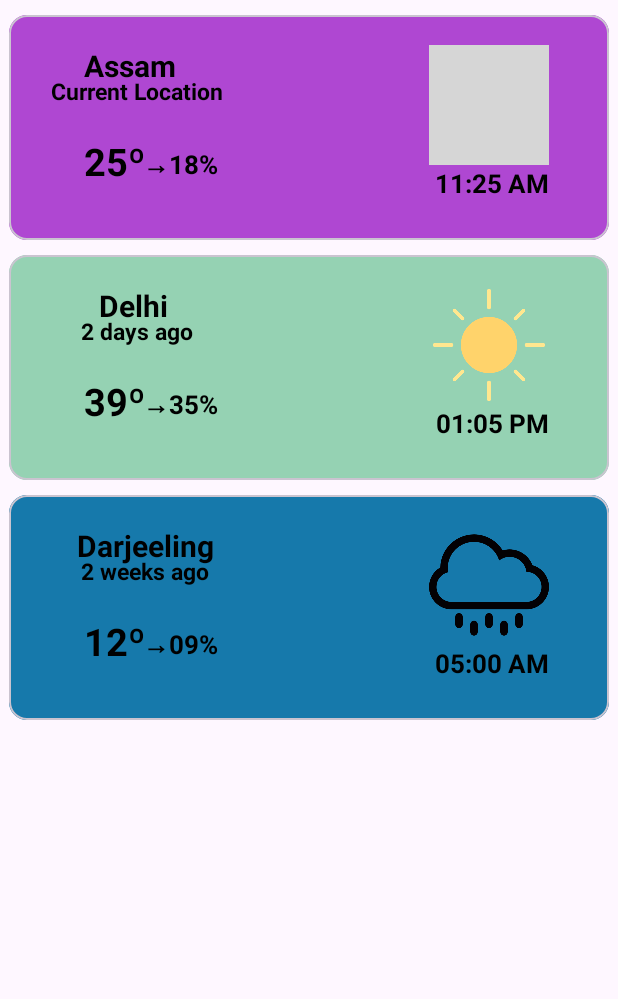
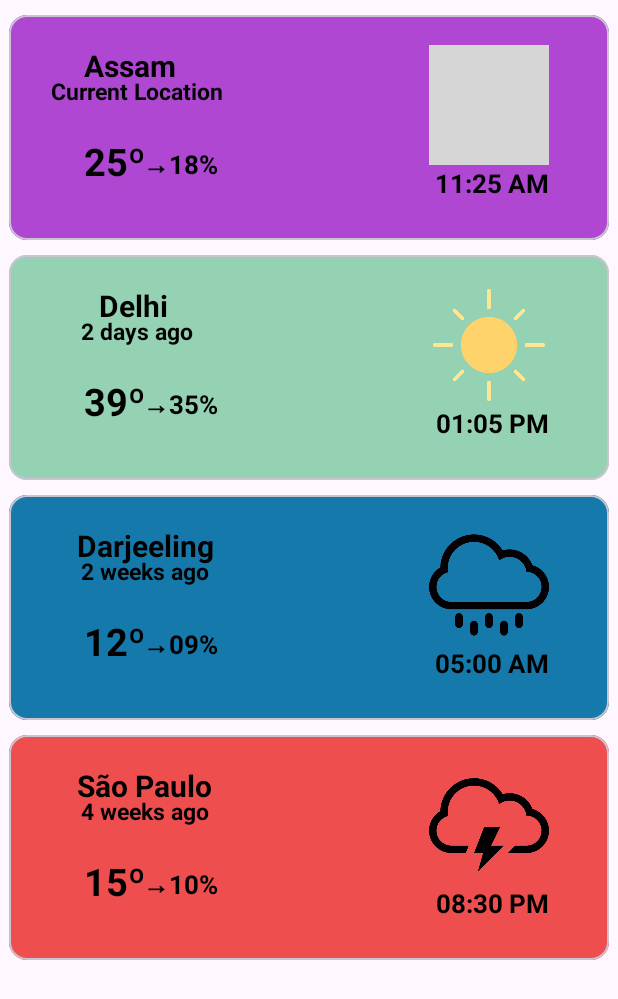
Before and after one commit to Gerl4ch/CardAppTwo, an Android app: the TempoActivity screen opened directly, with no data from a screen before it, on a phone screen of 412 x 824 dp. Shown: the top 999 px of the screen. Run offline under Robolectric (Android 15) with nearby library versions, the phone set to English and light mode, and no system bars; grey boxes are pictures that could not be loaded.

Commit message:
Card Apps

```diff
--- a/app/build.gradle.kts
+++ b/app/build.gradle.kts
@@ -31,6 +31,7 @@ android {
 dependencies {
 
     implementation(libs.appcompat)
+    implementation ("de.hdodenhof:circleimageview:3.1.0")
     implementation(libs.material)
     implementation(libs.activity)
     implementation(libs.constraintlayout)
--- a/app/src/main/AndroidManifest.xml
+++ b/app/src/main/AndroidManifest.xml
@@ -13,6 +13,9 @@
         android:theme="@style/Theme.MyApp"
         tools:targetApi="31">
         <activity
+            android:name=".PessoasActivity"
+            android:exported="false" />
+        <activity
             android:name=".TempoActivity"
             android:exported="false" />
         <activity
@@ -26,7 +29,7 @@
         </activity>
         <activity
             android:name=".MainActivity"
-            android:exported="true"></activity>
+            android:exported="true" />
     </application>
 
 </manifest>
--- /dev/null
+++ b/app/src/main/res/drawable/create.xml
@@ -0,0 +1,5 @@
+<vector xmlns:android="http://schemas.android.com/apk/res/android" android:height="24dp" android:tint="#000000" android:viewportHeight="24" android:viewportWidth="24" android:width="24dp">
+
+    <path android:fillColor="@android:color/white" android:pathData="M3,17.25V21h3.75L17.81,9.94l-3.75,-3.75L3,17.25zM20.71,7.04c0.39,-0.39 0.39,-1.02 0,-1.41l-2.34,-2.34c-0.39,-0.39 -1.02,-0.39 -1.41,0l-1.83,1.83 3.75,3.75 1.83,-1.83z"/>
+
+</vector>
--- a/app/src/main/res/layout/tempo_layout.xml
+++ b/app/src/main/res/layout/tempo_layout.xml
@@ -259,6 +259,90 @@
             android:textStyle="bold" />
     </com.google.android.material.card.MaterialCardView>
 
+    <com.google.android.material.card.MaterialCardView
+        android:id="@+id/idCardFour"
+        android:layout_width="400dp"
+        android:layout_height="150dp"
+        android:layout_centerHorizontal="true"
+        android:layout_marginTop="490dp"
+        android:checkable="true"
+        android:clickable="true"
+        android:focusable="true">
+
+        <LinearLayout
+            android:layout_width="match_parent"
+            android:layout_height="match_parent"
+            android:background="#EE4E4E"
+            android:orientation="vertical">
+
+            <ImageView
+                android:id="@+id/idImage3"
+                android:layout_width="80dp"
+                android:layout_height="80dp"
+                android:src="@drawable/storm"
+                android:layout_gravity="right"
+                android:layout_marginRight="40dp"
+                android:layout_marginTop="20dp"/>
+        </LinearLayout>
+
+        <TextView
+            android:id="@+id/idText9"
+            android:layout_width="wrap_content"
+            android:layout_height="wrap_content"
+            android:layout_gravity="left"
+            android:layout_marginTop="20dp"
+            android:layout_marginLeft="45dp"
+            android:text="São Paulo"
+            android:textColor="@color/black"
+            android:textSize="20sp"
+            android:textStyle="bold" />
+
+        <TextView
+            android:id="@+id/idText10"
+            android:layout_width="wrap_content"
+            android:layout_height="wrap_content"
+            android:layout_gravity="left"
+            android:layout_marginTop="40dp"
+            android:layout_marginLeft="48dp"
+            android:text="4 weeks ago"
+            android:textColor="@color/black"
+            android:textSize="15sp"
+            android:textStyle="bold" />
+        <TextView
+            android:id="@+id/idText11"
+            android:layout_width="wrap_content"
+            android:layout_height="wrap_content"
+            android:layout_gravity="left"
+            android:layout_marginTop="80dp"
+            android:layout_marginLeft="50dp"
+            android:text="15º"
+            android:textColor="@color/black"
+            android:textSize="25sp"
+            android:textStyle="bold" />
+        <TextView
+            android:id="@+id/idText12"
+            android:layout_width="wrap_content"
+            android:layout_height="wrap_content"
+            android:layout_gravity="left"
+            android:layout_marginTop="87dp"
+            android:layout_marginLeft="89dp"
+            android:text="→10%"
+            android:textColor="@color/black"
+            android:textSize="17sp"
+            android:textStyle="bold" />
+        <TextView
+            android:id="@+id/idText4"
+            android:layout_width="wrap_content"
+            android:layout_height="wrap_content"
+            android:layout_gravity="right"
+            android:layout_marginTop="100dp"
+            android:layout_marginRight="40dp"
+            android:text="08:30 PM"
+            android:textColor="@color/black"
+            android:textSize="17sp"
+            android:textStyle="bold" />
+    </com.google.android.material.card.MaterialCardView>
+
 
 
 
```
Also changed, not shown: app/src/main/java/br/com/etecia/myapp/PessoasActivity.java (added, +24 -0 lines), app/src/main/res/layout/pessoas_layout.xml (added, +379 -0 lines), app/src/main/res/drawable/carro.png (added), app/src/main/res/drawable/pessoa.png (added), app/src/main/res/drawable/storm.png (added).
